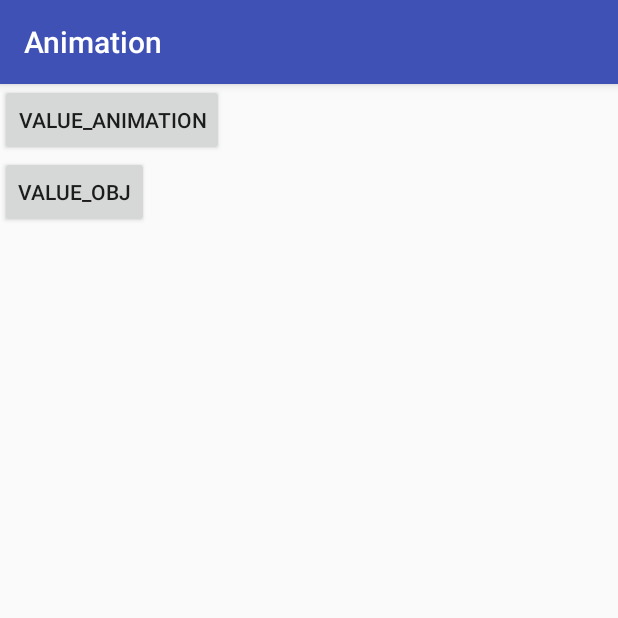
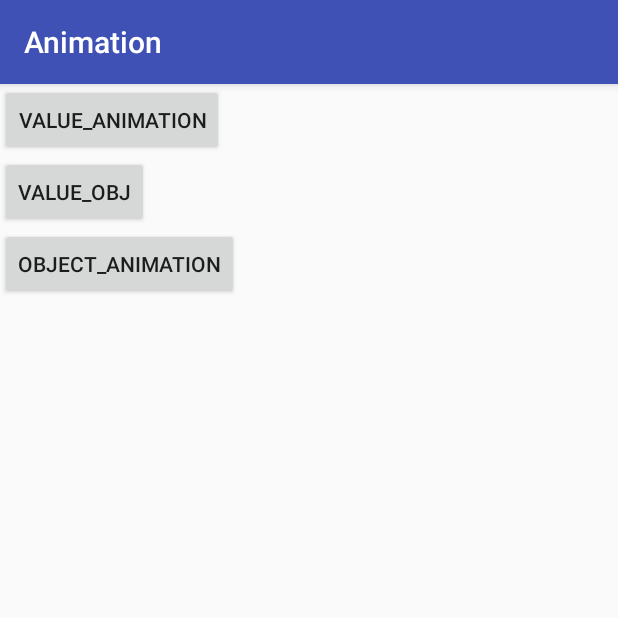
Before and after one commit to shortybin/Android-Animation, an Android app: the screen it shows after launch (MainActivity), on a phone screen of 412 x 824 dp, the top half of it. Run offline under Robolectric (Android 15) with nearby library versions, the phone set to English and light mode, and no system bars.

Commit message:
object animation commit

```diff
--- a/app/src/main/AndroidManifest.xml
+++ b/app/src/main/AndroidManifest.xml
@@ -20,6 +20,8 @@
         </activity>
         <activity android:name=".valueanimationobject.ValueObjActivity">
         </activity>
+        <activity android:name=".objectAnimation.ObjectAnimationActivity">
+        </activity>
     </application>
 
 </manifest>
--- a/app/src/main/java/com/example/shrotbin/animation/MainActivity.java
+++ b/app/src/main/java/com/example/shrotbin/animation/MainActivity.java
@@ -6,6 +6,7 @@ import android.support.v7.app.AppCompatActivity;
 import android.view.View;
 import android.widget.Button;
 
+import com.example.shrotbin.animation.objectAnimation.ObjectAnimationActivity;
 import com.example.shrotbin.animation.valueanimationobject.ValueObjActivity;
 
 public class MainActivity extends AppCompatActivity {
@@ -13,6 +14,7 @@ public class MainActivity extends AppCompatActivity {
     private static final String TAG = "MainActivity";
     private Button mButton;
     private Button mObjButton;
+    private Button mObjectAnimation;
 
     @Override
     protected void onCreate(Bundle savedInstanceState) {
@@ -33,5 +35,13 @@ public class MainActivity extends AppCompatActivity {
                 startActivity(new Intent(MainActivity.this, ValueObjActivity.class));
             }
         });
+
+        mObjectAnimation= (Button) findViewById(R.id.object_animation);
+        mObjectAnimation.setOnClickListener(new View.OnClickListener() {
+            @Override
+            public void onClick(View v) {
+                startActivity(new Intent(MainActivity.this, ObjectAnimationActivity.class));
+            }
+        });
     }
 }
--- a/app/src/main/res/layout/activity_main.xml
+++ b/app/src/main/res/layout/activity_main.xml
@@ -20,4 +20,11 @@
         android:id="@+id/value_obj"
         />
 
+    <Button
+        android:layout_width="wrap_content"
+        android:layout_height="wrap_content"
+        android:text="object_animation"
+        android:id="@+id/object_animation"
+        />
+
 </LinearLayout>
```
Also changed, not shown: app/src/main/java/com/example/shrotbin/animation/objectAnimation/ObjectAnimationActivity.java (added, +58 -0 lines), app/src/main/res/animator/object_animation.xml (added, +11 -0 lines), app/src/main/res/layout/activity_object_animation.xml (added, +16 -0 lines).
